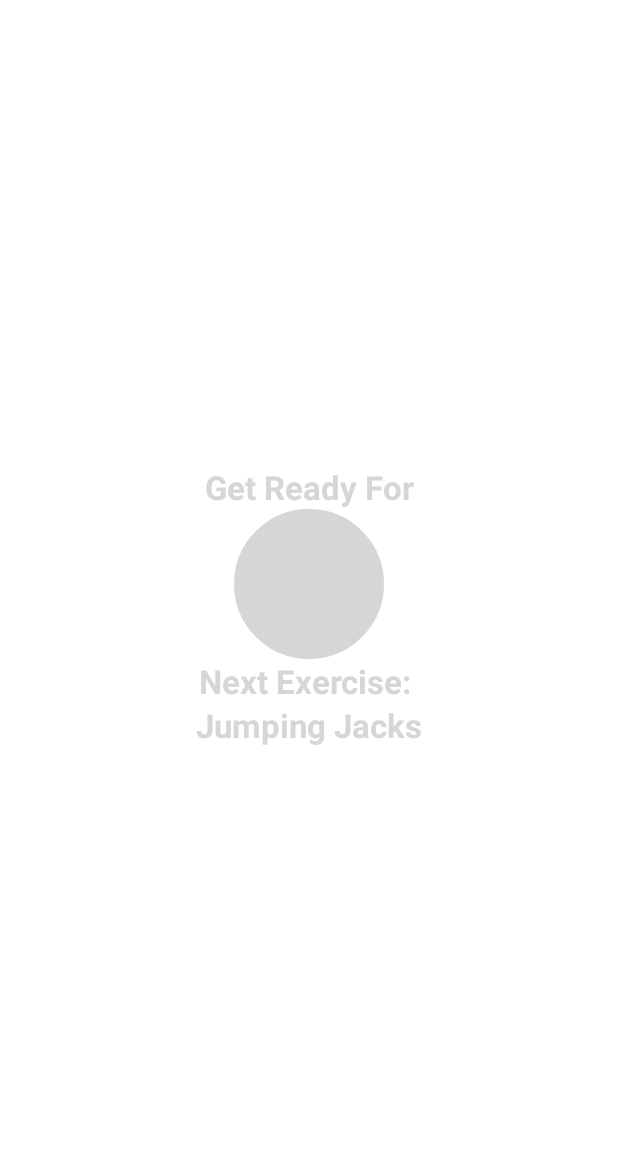
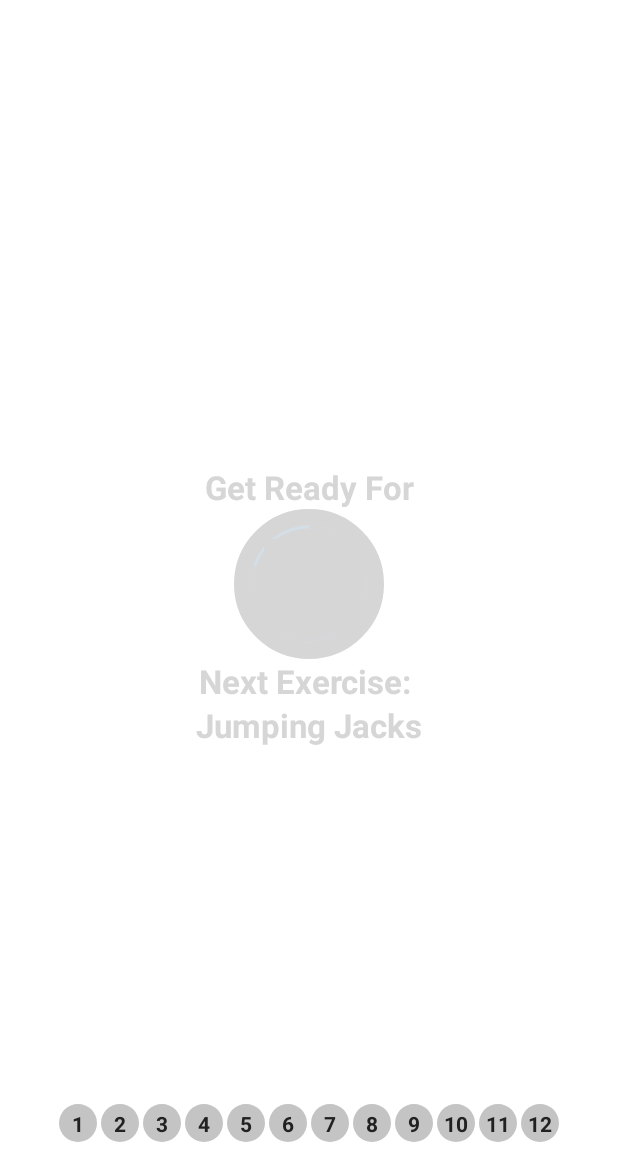
Before and after one commit to ThomasYoungDeveloper/7-Minute-Workout, an Android app: the ExerciseActivity screen opened directly, with no data from a screen before it, on a phone screen of 412 x 824 dp, the part 84-1236 px from its top. Run offline under Robolectric (Android 15) with nearby library versions, the phone set to English and light mode, and no system bars; grey boxes are pictures that could not be loaded.

```diff
--- a/app/src/main/java/com/example/a7minuteworkout/ExerciseActivity.kt
+++ b/app/src/main/java/com/example/a7minuteworkout/ExerciseActivity.kt
@@ -9,6 +9,7 @@
 import android.util.Log
 import android.view.View
 import android.widget.Toast
+import androidx.recyclerview.widget.LinearLayoutManager
 import com.example.a7minuteworkout.databinding.ActivityExcerciseBinding
 import java.lang.Exception
 import java.util.*
@@ -29,6 +30,8 @@
 
     //media player variable
     private var player: MediaPlayer? = null
+
+    private var exerciseAdapter : ExerciseStatusAdapter? = null
 
 
     // create a binding variable
@@ -56,7 +59,15 @@
 
 
         setupRestView()
+        setUpExerciseStatusRecyclerView()
 
+    }
+
+    private fun setUpExerciseStatusRecyclerView(){
+        binding?.rvExerciseStatus?.layoutManager = LinearLayoutManager(this, LinearLayoutManager.HORIZONTAL, false)
+
+        exerciseAdapter = ExerciseStatusAdapter(exerciseList!!)
+        binding?.rvExerciseStatus?.adapter = exerciseAdapter
     }
 
 
@@ -140,7 +151,7 @@
         exerciseTimer = object : CountDownTimer(30000, 1000) {
             override fun onTick(millisUntilFinished: Long) {
                 exerciseProgress++
-                binding?.progressBarExercise?.progress = 30 - exerciseProgress
+                binding?.progressBarExercise?.progress =  - exerciseProgress
                 binding?.tvTimerExercise?.text = (30 - exerciseProgress).toString()
 
             }
@@ -152,7 +163,7 @@
                 } else {
                     Toast.makeText(this@ExerciseActivity, "Workout finish", Toast.LENGTH_SHORT).show()
                 }
-                //setupExerciseView()
+                setupExerciseView()
             }
         }.start()
     }
--- /dev/null
+++ b/app/src/main/java/com/example/a7minuteworkout/ExerciseStatusAdapter.kt
@@ -0,0 +1,30 @@
+package com.example.a7minuteworkout
+
+import android.view.LayoutInflater
+import android.view.ViewGroup
+import androidx.recyclerview.widget.RecyclerView
+import com.example.a7minuteworkout.databinding.ItemExerciseStatusBinding
+
+class ExerciseStatusAdapter(val items: ArrayList<ExerciseModel>):
+    RecyclerView.Adapter<ExerciseStatusAdapter.ViewHolder>() {
+
+
+        class ViewHolder(binding: ItemExerciseStatusBinding):
+            RecyclerView.ViewHolder(binding.root){
+                val tvItem = binding.tvItem
+        }
+
+    override fun onCreateViewHolder(parent: ViewGroup, viewType: Int): ViewHolder {
+        return ViewHolder(ItemExerciseStatusBinding.inflate(LayoutInflater.from(parent.context), parent, false))
+    }
+
+    override fun onBindViewHolder(holder: ViewHolder, position: Int) {
+        val model: ExerciseModel = items[position]
+        holder.tvItem.text = model.getId().toString()
+    }
+
+    override fun getItemCount(): Int {
+        return items.size
+    }
+
+}
--- a/app/src/main/res/drawable-v24/circular_progress_grey.xml
+++ b/app/src/main/res/drawable-v24/circular_progress_grey.xml
@@ -1,15 +1,12 @@
 <?xml version="1.0" encoding="utf-8"?>
 <layer-list xmlns:android="http://schemas.android.com/apk/res/android">
-
     <item>
         <shape
             android:innerRadiusRatio="2.7"
             android:shape="ring"
             android:thicknessRatio="50.0"
             android:useLevel="false">
+        <solid android:color="#D4DEE7"/>
         </shape>
-
-        <solid android:color="#D4DEE7"/>
-
     </item>
 </layer-list>
--- a/app/src/main/res/drawable/circular_progress_bar.xml
+++ b/app/src/main/res/drawable/circular_progress_bar.xml
@@ -1,15 +1,12 @@
 <?xml version="1.0" encoding="utf-8"?>
 <layer-list xmlns:android="http://schemas.android.com/apk/res/android">
-
     <item>
         <shape
             android:innerRadiusRatio="2.7"
             android:shape="ring"
             android:thicknessRatio="50.0"
             android:useLevel="true">
+        <solid android:color="@color/colorAccent"/>
         </shape>
-
-        <solid android:color="@color/colorAccent"/>
-
     </item>
 </layer-list>
--- /dev/null
+++ b/app/src/main/res/drawable/item_circular_color_grey_background.xml
@@ -0,0 +1,7 @@
+<?xml version="1.0" encoding="utf-8"?>
+<shape xmlns:android="http://schemas.android.com/apk/res/android" android:shape="oval">
+
+    <solid android:color="#C4C4C4">
+
+    </solid>
+</shape>
--- a/app/src/main/res/layout/activity_excercise.xml
+++ b/app/src/main/res/layout/activity_excercise.xml
@@ -138,7 +138,6 @@
         android:visibility="gone"
         tools:visibility="visible"
         android:background="@drawable/item_circular_color_accent_border"
-        app:layout_constraintBottom_toBottomOf="parent"
         app:layout_constraintEnd_toEndOf="parent"
         app:layout_constraintStart_toStartOf="parent"
         app:layout_constraintTop_toBottomOf="@id/tvExerciseName"
@@ -175,4 +174,16 @@
 
         </LinearLayout>
     </FrameLayout>
+
+    <androidx.recyclerview.widget.RecyclerView
+        android:id="@+id/rvExerciseStatus"
+        android:layout_width="wrap_content"
+        android:layout_height="wrap_content"
+        android:layout_margin="5dp"
+        app:layout_constraintTop_toBottomOf="@id/flExerciseView"
+        app:layout_constraintBottom_toBottomOf="parent"
+        app:layout_constraintStart_toStartOf="parent"
+        app:layout_constraintEnd_toEndOf="parent"
+
+        />
 </androidx.constraintlayout.widget.ConstraintLayout>
--- /dev/null
+++ b/app/src/main/res/layout/item_exercise_status.xml
@@ -0,0 +1,16 @@
+<?xml version="1.0" encoding="utf-8"?>
+
+<TextView xmlns:android="http://schemas.android.com/apk/res/android"
+    xmlns:tools="http://schemas.android.com/tools"
+    android:id="@+id/tvItem"
+    android:layout_width="25dp"
+    android:layout_height="25dp"
+    android:layout_margin="1dp"
+    android:background="@drawable/item_circular_color_grey_background"
+    android:gravity="center"
+    android:padding="3dp"
+    android:textColor="#212121"
+    android:textSize="14sp"
+    android:textStyle="bold"
+    tools:text="1"
+/>
```
